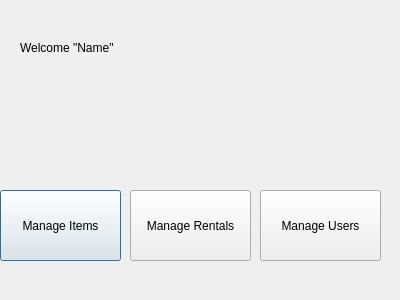
The window that mainpageadmin.ui (yassienE4/Lab_Project) describes before a commit, drawn with Qt 5.
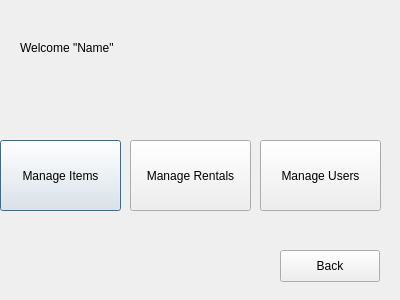
The same window after the commit.

```diff
--- a/mainpageadmin.ui
+++ b/mainpageadmin.ui
@@ -30,7 +30,7 @@
    <property name="geometry">
     <rect>
      <x>0</x>
-     <y>190</y>
+     <y>140</y>
      <width>121</width>
      <height>71</height>
     </rect>
@@ -43,7 +43,7 @@
    <property name="geometry">
     <rect>
      <x>130</x>
-     <y>190</y>
+     <y>140</y>
      <width>121</width>
      <height>71</height>
     </rect>
@@ -56,7 +56,7 @@
    <property name="geometry">
     <rect>
      <x>260</x>
-     <y>190</y>
+     <y>140</y>
      <width>121</width>
      <height>71</height>
     </rect>
@@ -65,6 +65,19 @@
     <string>Manage Users</string>
    </property>
   </widget>
+  <widget class="QPushButton" name="pushButton_Back">
+   <property name="geometry">
+    <rect>
+     <x>280</x>
+     <y>250</y>
+     <width>100</width>
+     <height>32</height>
+    </rect>
+   </property>
+   <property name="text">
+    <string>Back</string>
+   </property>
+  </widget>
  </widget>
  <resources/>
  <connections/>
```
Left out of the diff: 8 changed lines with no effect on the pictures.
